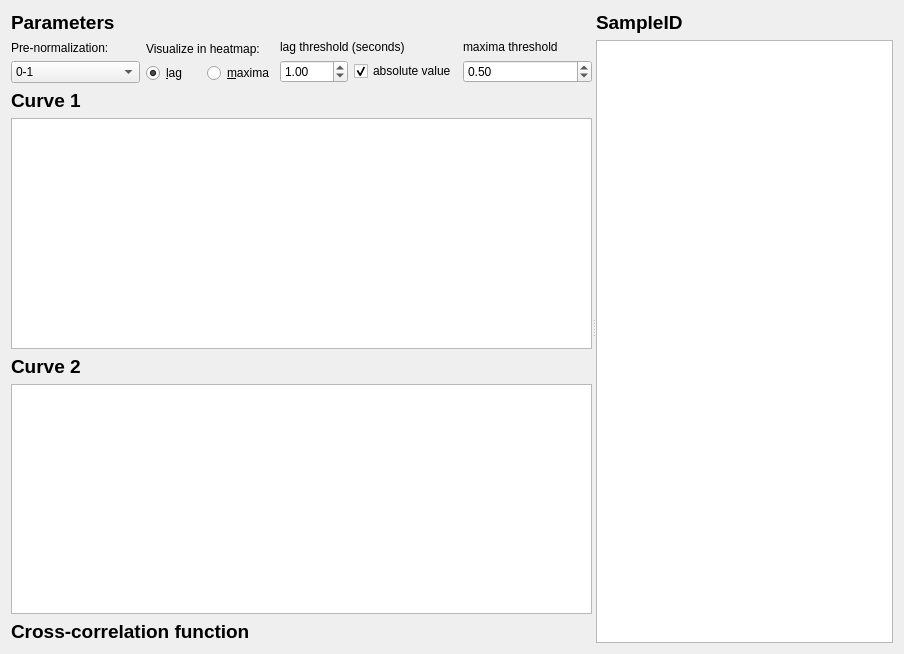
Old version of the form plotting/widgets/cross_correlation/control_widget.ui in the repository kushalkolar/MESmerize.
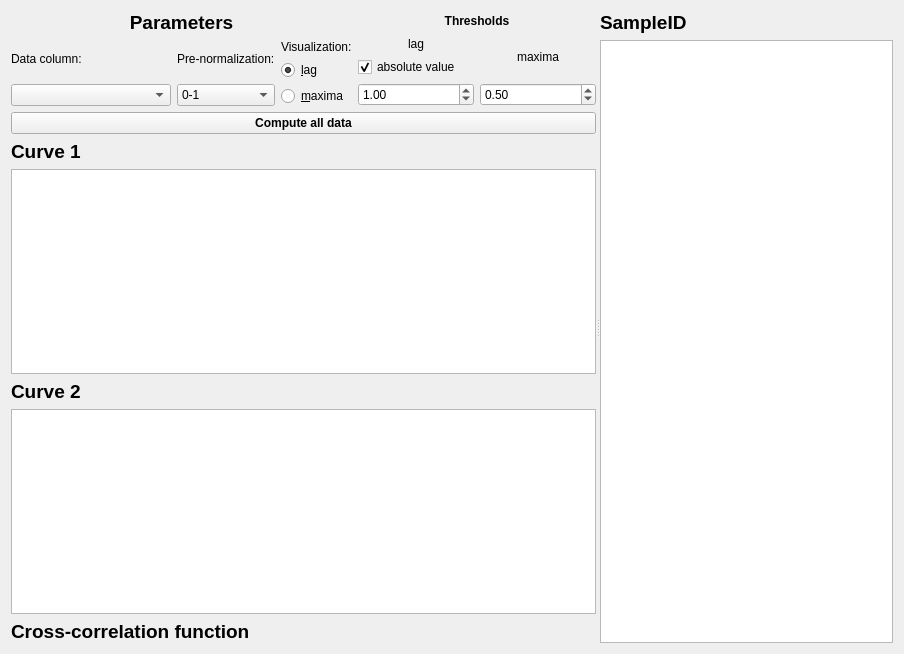
New version of the form. Custom widgets are drawn as their Qt base class.

Commit message: 1. Cross-correlation widget now uses CC_Data instances to store the data instead of computing the various things every time. Makes the GUI much faster. Still have to figure out how to properly get multi-select indices to all be plotted. 2. Moved ROI_List to its own module. 3. Introduced a way to get proj_path without configuration module. Need to work more on this. 4. Small organizational things. Update roi_list.py

The edit to the form file:
```diff
--- a/plotting/widgets/cross_correlation/control_widget.ui
+++ b/plotting/widgets/cross_correlation/control_widget.ui
@@ -13,7 +13,7 @@
   <property name="windowTitle">
    <string>Form</string>
   </property>
-  <layout class="QVBoxLayout" name="verticalLayout_6">
+  <layout class="QVBoxLayout" name="verticalLayout_10">
    <item>
     <widget class="QSplitter" name="splitter">
      <property name="orientation">
@@ -22,6 +22,10 @@
      <widget class="QWidget" name="layoutWidget">
       <layout class="QVBoxLayout" name="verticalLayoutLeftMain">
        <item>
+        <layout class="QHBoxLayout" name="horizontalLayout_3">
+         <item>
+          <layout class="QVBoxLayout" name="verticalLayout_8">
+           <item>
         <widget class="QLabel" name="label_5">
          <property name="font">
           <font>
@@ -33,10 +37,34 @@
          <property name="text">
           <string>Parameters</string>
          </property>
+             <property name="alignment">
+              <set>Qt::AlignCenter</set>
+             </property>
         </widget>
        </item>
        <item>
-        <layout class="QHBoxLayout" name="horizontalLayout_4">
+            <layout class="QHBoxLayout" name="horizontalLayout_2">
+             <item>
+              <layout class="QVBoxLayout" name="verticalLayout_6">
+               <item>
+                <widget class="QLabel" name="label_10">
+                 <property name="text">
+                  <string>Data column:</string>
+                 </property>
+                </widget>
+               </item>
+               <item>
+                <widget class="QComboBox" name="comboBoxDataColumn">
+                 <property name="minimumSize">
+                  <size>
+                   <width>160</width>
+                   <height>0</height>
+                  </size>
+                 </property>
+                </widget>
+               </item>
+              </layout>
+             </item>
          <item>
           <layout class="QVBoxLayout" name="verticalLayout">
            <item>
@@ -72,12 +100,10 @@
            <item>
             <widget class="QLabel" name="label_2">
              <property name="text">
-              <string>Visualize in heatmap:</string>
+                  <string>Visualization:</string>
              </property>
             </widget>
            </item>
-           <item>
-            <layout class="QHBoxLayout" name="horizontalLayout">
              <item>
               <widget class="QRadioButton" name="radioButtonLag">
                <property name="text">
@@ -99,17 +125,50 @@
            </item>
           </layout>
          </item>
+          </layout>
+         </item>
+         <item>
+          <layout class="QVBoxLayout" name="verticalLayout_7">
+           <item>
+            <widget class="QLabel" name="label_11">
+             <property name="font">
+              <font>
+               <weight>75</weight>
+               <bold>true</bold>
+              </font>
+             </property>
+             <property name="text">
+              <string>Thresholds</string>
+             </property>
+             <property name="alignment">
+              <set>Qt::AlignCenter</set>
+             </property>
+            </widget>
+           </item>
+           <item>
+            <layout class="QHBoxLayout" name="horizontalLayout">
          <item>
           <layout class="QVBoxLayout" name="verticalLayout_3">
            <item>
             <widget class="QLabel" name="label_3">
              <property name="text">
-              <string>lag threshold (seconds)</string>
+                  <string>lag</string>
+                 </property>
+                 <property name="alignment">
+                  <set>Qt::AlignCenter</set>
              </property>
             </widget>
            </item>
            <item>
-            <layout class="QHBoxLayout" name="horizontalLayout_2">
+                <widget class="QCheckBox" name="checkBoxAbsoluteValue">
+                 <property name="text">
+                  <string>absolute value</string>
+                 </property>
+                 <property name="checked">
+                  <bool>true</bool>
+                 </property>
+                </widget>
+               </item>
              <item>
               <widget class="QDoubleSpinBox" name="doubleSpinBoxLagThreshold">
                <property name="minimum">
@@ -126,18 +185,6 @@
                </property>
               </widget>
              </item>
-             <item>
-              <widget class="QCheckBox" name="checkBoxAbsoluteValue">
-               <property name="text">
-                <string>absolute value</string>
-               </property>
-               <property name="checked">
-                <bool>true</bool>
-               </property>
-              </widget>
-             </item>
-            </layout>
-           </item>
           </layout>
          </item>
          <item>
@@ -145,12 +192,13 @@
            <item>
             <widget class="QLabel" name="label_4">
              <property name="text">
-              <string>maxima threshold</string>
+                  <string>maxima</string>
+                 </property>
+                 <property name="alignment">
+                  <set>Qt::AlignCenter</set>
              </property>
             </widget>
            </item>
-           <item>
-            <layout class="QHBoxLayout" name="horizontalLayout_3">
              <item>
               <widget class="QDoubleSpinBox" name="doubleSpinBoxMaximaThreshold">
                <property name="minimum">
@@ -172,6 +220,21 @@
           </layout>
          </item>
         </layout>
+         </item>
+        </layout>
+       </item>
+       <item>
+        <widget class="QPushButton" name="pushButtonComputeAllData">
+         <property name="font">
+          <font>
+           <weight>75</weight>
+           <bold>true</bold>
+          </font>
+         </property>
+         <property name="text">
+          <string>Compute all data</string>
+         </property>
+        </widget>
        </item>
        <item>
         <widget class="QLabel" name="label_6">
```
Lines whose indentation alone changed are shown as unchanged. The commit also changes 13 other files.
